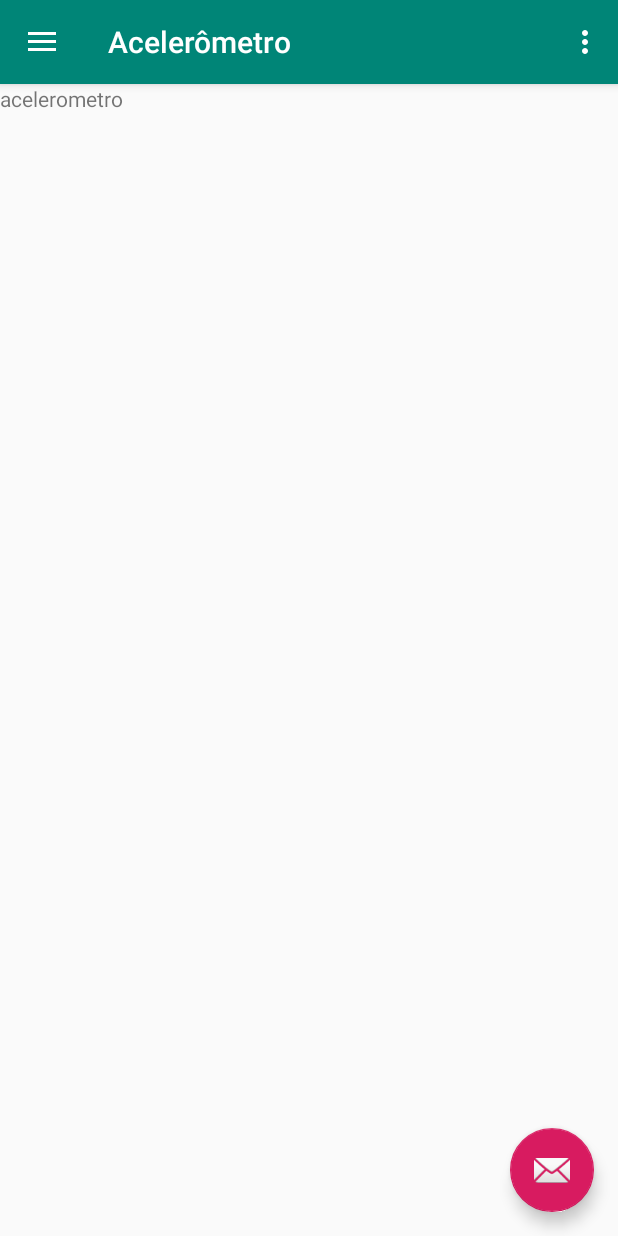
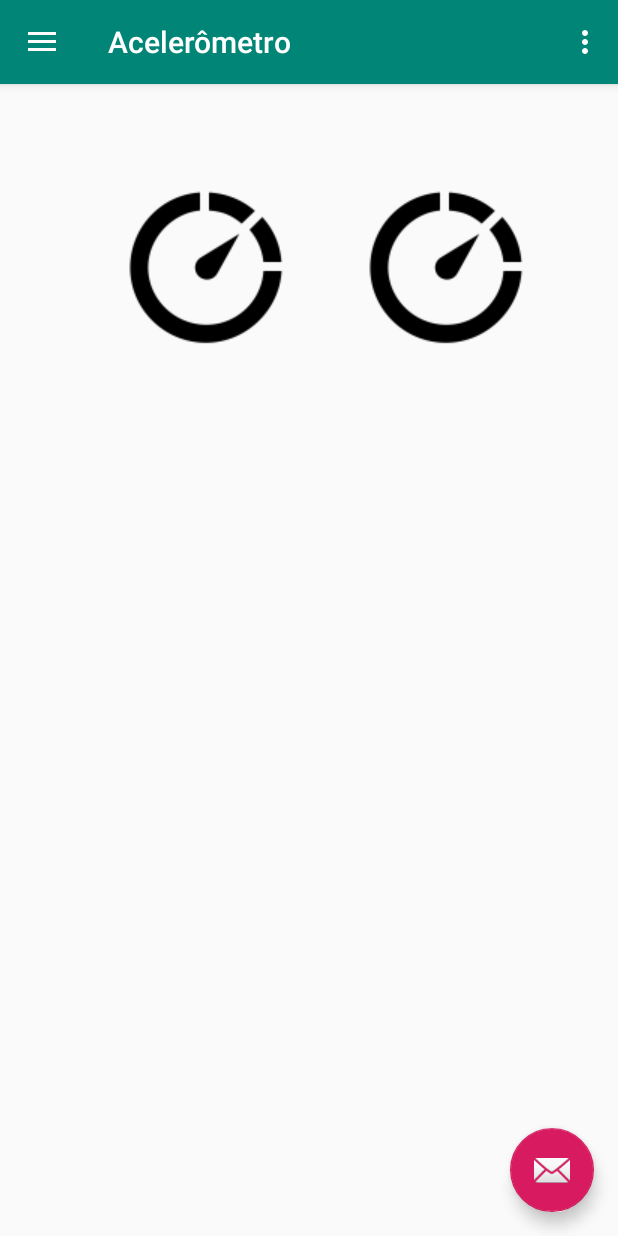
Before and after one commit to ChihYaoYang/Android-CestadeFerramenta2.0, an Android app: the screen it shows after launch (MainActivity), in the side drawer, after a tap on "Acelerômetro", on a phone screen of 412 x 824 dp. Run offline under Robolectric (Android 15) with nearby library versions, the phone set to English and light mode, and no system bars.

Commit message:
add fragment Acelerometro

```diff
--- a/app/src/main/java/com/example/senac/ferramentas20/AcelerometroFragment.java
+++ b/app/src/main/java/com/example/senac/ferramentas20/AcelerometroFragment.java
@@ -1,22 +1,98 @@
 package com.example.senac.ferramentas20;
 
 import android.content.Context;
+import android.hardware.Sensor;
+import android.hardware.SensorEvent;
+import android.hardware.SensorEventListener;
+import android.hardware.SensorManager;
 import android.net.Uri;
 import android.os.Bundle;
 
 import androidx.fragment.app.Fragment;
 
+import android.os.Vibrator;
+import android.util.Log;
 import android.view.LayoutInflater;
 import android.view.View;
 import android.view.ViewGroup;
+import android.widget.ImageView;
+import android.widget.TextView;
 
-public class AcelerometroFragment extends Fragment {
+import static android.content.Context.SENSOR_SERVICE;
+import static androidx.core.content.ContextCompat.getSystemService;
+
+public class AcelerometroFragment extends Fragment implements SensorEventListener {
+    //import sensor
+    private SensorManager sensorManager;
+    private Sensor accelerometer;
+
+    TextView direction;
+    StringBuilder builder = new StringBuilder();
+    float[] history = new float[2];
+    String[] direcao = {"NONE", "NONE"};
+
+    ImageView diresao,diresao2;
 
     @Override
     public View onCreateView(LayoutInflater inflater, ViewGroup container,
                              Bundle savedInstanceState) {
+
         // Inflate the layout for this fragment
-        return inflater.inflate(R.layout.fragment_acelerometro, container, false);
+        View view = inflater.inflate(R.layout.fragment_acelerometro, container, false);
+        //Find id
+        direction = view.findViewById(R.id.direction);
+        diresao = view.findViewById(R.id.diresao);
+        diresao2 = view.findViewById(R.id.diresao2);
+
+        //Get Sensor
+        sensorManager = (SensorManager) getActivity().getSystemService(SENSOR_SERVICE);
+        accelerometer = sensorManager.getDefaultSensor(Sensor.TYPE_ACCELEROMETER);
+        sensorManager.registerListener(this, accelerometer, 1000000);
+//        sensorManager.registerListener(this, accelerometer, SensorManager.SENSOR_DELAY_GAME);
+        return view;
     }
 
+    @Override
+    public void onSensorChanged(SensorEvent sensorEvent) {
+//        Log.e("teste", "X: " + sensorEvent.values[0] + " Y: " + sensorEvent.values[1] + " Z: " + sensorEvent.values[2]);
+
+        float xChange = history[0] - sensorEvent.values[0];
+        float yChange = history[1] - sensorEvent.values[1];
+        history[0] = sensorEvent.values[0]; //sensorEvent.values[0] x
+        history[1] = sensorEvent.values[1]; //sensorEvent.values[1] y
+        //Se o valor delta em um eixo for positivo,
+        // o dispositivo estará se movendo em uma direção,
+        // se o negativo estiver se movendo na direção oposta.
+        if (xChange > 2) {
+            direcao[0] = "RIGHT";
+            diresao.setImageResource(R.drawable.setaright);
+
+        } else if (xChange < -2) {
+            direcao[0] = "LEFT";
+            diresao.setImageResource(R.drawable.setaleft);
+        }
+
+        if (yChange > 2) {
+            direcao[1] = "DOWN";
+            diresao2.setImageResource(R.drawable.setadown);
+        } else if (yChange < -2) {
+            direcao[1] = "UP";
+            diresao2.setImageResource(R.drawable.setaup);
+        }
+
+        builder.setLength(0);
+        builder.append("X: ");
+        builder.append(direcao[0]);
+        builder.append(" Y: ");
+        builder.append(direcao[1]);
+
+        direction.setText(builder.toString());
+        Log.e("teste", builder.toString());
+
+    }
+
+    @Override
+    public void onAccuracyChanged(Sensor sensor, int i) {
+
+    }
 }
--- a/app/src/main/java/com/example/senac/ferramentas20/GeolocalizacaoFragment.java
+++ b/app/src/main/java/com/example/senac/ferramentas20/GeolocalizacaoFragment.java
@@ -96,7 +96,7 @@ public class GeolocalizacaoFragment extends Fragment {
         LocationListener locationListener = new GeolocalizacaoFragment.MyLocationListener();
         //LocationManager.GPS_PROVIDER 使用GPS定位 / LocationManager.NETWORK_PROVIDER 使用網路定位
         locationManager.requestLocationUpdates(LocationManager.GPS_PROVIDER, 1000, 3, locationListener);
-    }
+}
 
     public void compartilha() {
         Intent intent = new Intent();
--- a/app/src/main/res/layout/fragment_acelerometro.xml
+++ b/app/src/main/res/layout/fragment_acelerometro.xml
@@ -1,14 +1,58 @@
 <?xml version="1.0" encoding="utf-8"?>
 <FrameLayout xmlns:android="http://schemas.android.com/apk/res/android"
+    xmlns:app="http://schemas.android.com/apk/res-auto"
     xmlns:tools="http://schemas.android.com/tools"
     android:layout_width="match_parent"
     android:layout_height="match_parent"
     tools:context=".AcelerometroFragment">
 
-    <!-- TODO: Update blank fragment layout -->
-    <TextView
+    <androidx.constraintlayout.widget.ConstraintLayout
         android:layout_width="match_parent"
-        android:layout_height="match_parent"
-        android:text="acelerometro" />
+        android:layout_height="match_parent">
 
+        <ImageView
+            android:id="@+id/diresao2"
+            android:layout_width="wrap_content"
+            android:layout_height="wrap_content"
+            android:layout_marginStart="8dp"
+            android:layout_marginTop="16dp"
+            android:layout_marginEnd="8dp"
+            android:layout_marginBottom="8dp"
+            android:src="@drawable/iconfinder_performance_clock"
+            app:layout_constraintBottom_toBottomOf="parent"
+            app:layout_constraintEnd_toEndOf="parent"
+            app:layout_constraintHorizontal_bias="0.842"
+            app:layout_constraintStart_toStartOf="parent"
+            app:layout_constraintTop_toTopOf="parent"
+            app:layout_constraintVertical_bias="0.069" />
+
+        <TextView
+            android:id="@+id/direction"
+            android:layout_width="125dp"
+            android:layout_height="29dp"
+            android:layout_marginStart="8dp"
+            android:layout_marginTop="8dp"
+            android:layout_marginEnd="8dp"
+            android:layout_marginBottom="8dp"
+            app:layout_constraintBottom_toBottomOf="parent"
+            app:layout_constraintEnd_toEndOf="parent"
+            app:layout_constraintStart_toStartOf="parent"
+            app:layout_constraintTop_toTopOf="parent" />
+
+        <ImageView
+            android:id="@+id/diresao"
+            android:layout_width="wrap_content"
+            android:layout_height="wrap_content"
+            android:layout_marginStart="8dp"
+            android:layout_marginTop="16dp"
+            android:layout_marginEnd="8dp"
+            android:layout_marginBottom="8dp"
+            android:src="@drawable/iconfinder_performance_clock"
+            app:layout_constraintBottom_toBottomOf="parent"
+            app:layout_constraintEnd_toEndOf="parent"
+            app:layout_constraintHorizontal_bias="0.243"
+            app:layout_constraintStart_toStartOf="parent"
+            app:layout_constraintTop_toTopOf="parent"
+            app:layout_constraintVertical_bias="0.069" />
+    </androidx.constraintlayout.widget.ConstraintLayout>
 </FrameLayout>
```
Also changed, not shown: app/src/main/res/drawable/setadown.png (added), app/src/main/res/drawable/setaleft.png (added), app/src/main/res/drawable/setaright.png (added), app/src/main/res/drawable/setaup.png (added).
